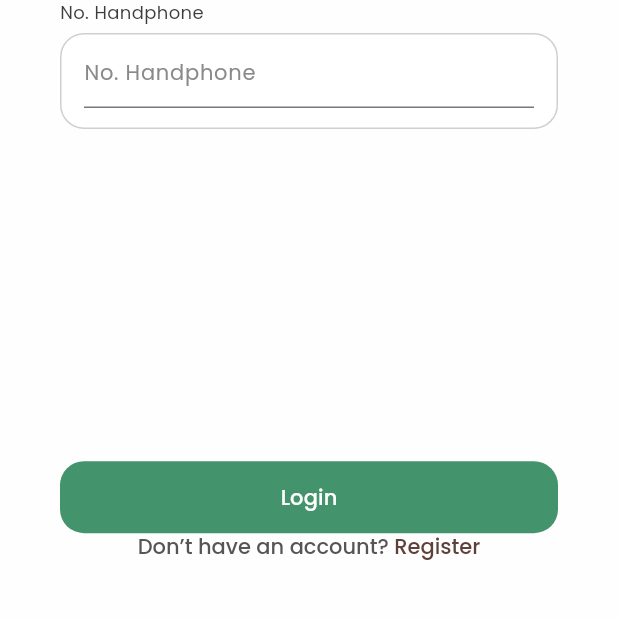
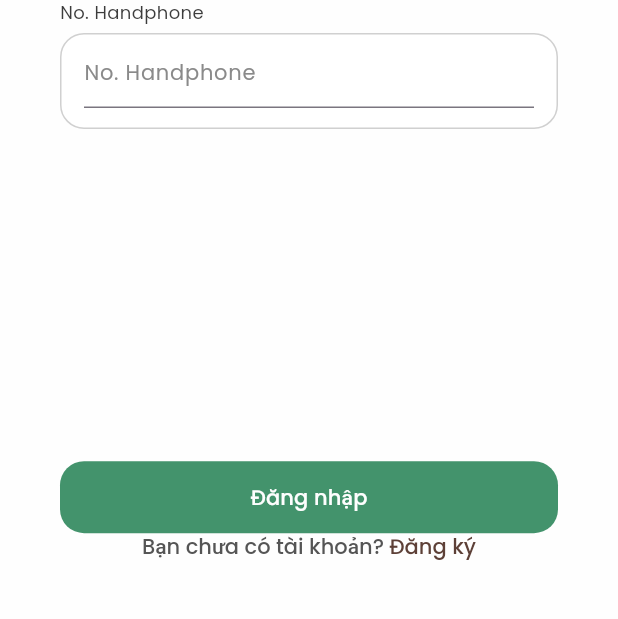
Before and after one commit to taimetan/gogogo, a Flutter app: the LoginScreen screen opened directly, on a phone screen of 412 x 824 dp, the part 330-949 px from its top. Run offline on Flutter 3.47's test engine with Material 3 defaults, Android fonts, the phone set to English and light mode, and no system bars; our stand-ins replace google_fonts.

Commit message:
Update Login.dart

```diff
--- a/lib/View/LogReg/Login.dart
+++ b/lib/View/LogReg/Login.dart
@@ -145,7 +145,7 @@ class LoginState extends State<LoginScreen> {
       );
     },
     child: Text(
-      'Login',
+      'Đăng nhập',
       style: GoogleFonts.getFont(
         'Poppins',
         fontWeight: FontWeight.w500,
@@ -169,7 +169,7 @@ class LoginState extends State<LoginScreen> {
                   ),
                   children: [
                     TextSpan(
-                      text: 'Don’t have an account?',
+                      text: 'Bạn chưa có tài khoản?',
                       style: GoogleFonts.getFont(
                         'Poppins',
                         fontWeight: FontWeight.w500,
@@ -182,7 +182,7 @@ class LoginState extends State<LoginScreen> {
                       text: ' ',
                     ),
                     TextSpan(
-                      text: 'Register',
+                      text: 'Đăng ký',
 
                       style: GoogleFonts.getFont(
                         'Poppins',
```
